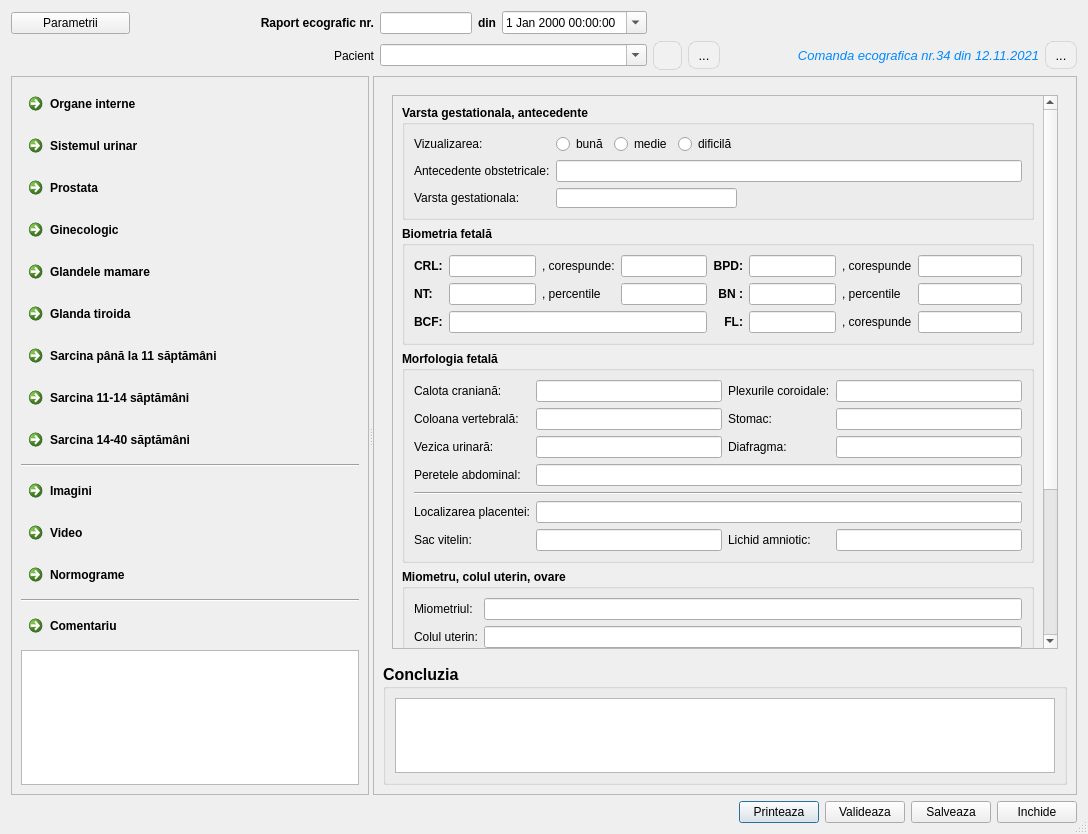
debalex77/USG, file docs/docreportecho.ui: the form before one commit.
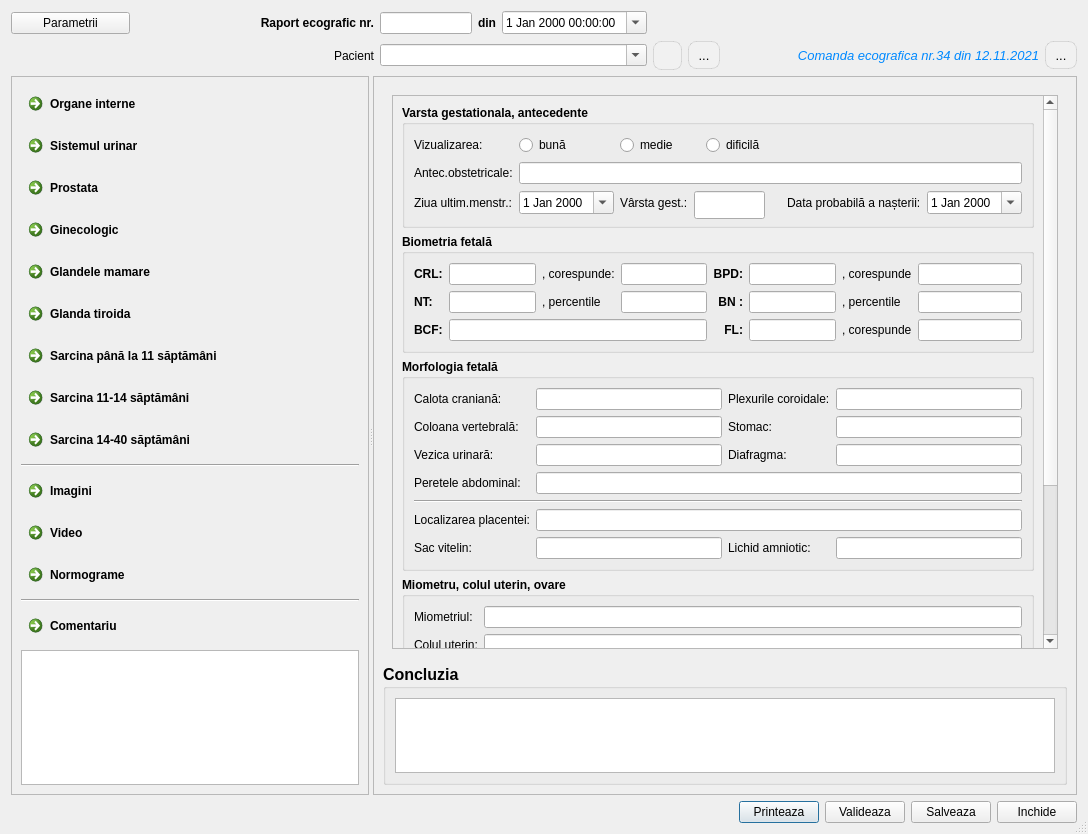
The form after the commit. The open tabs and pages were chosen to show the change. Icons and pictures are not drawn. Custom widgets are drawn as their Qt base class.

Commit message: calcularea VG si a datei probabile a nasterii

```diff
--- a/docs/docreportecho.ui
+++ b/docs/docreportecho.ui
@@ -5301,8 +5301,8 @@
                <rect>
                 <x>0</x>
                 <y>0</y>
-                <width>438</width>
-                <height>876</height>
+                <width>727</width>
+                <height>885</height>
                </rect>
               </property>
               <layout class="QGridLayout" name="gridLayout_45">
@@ -5522,7 +5522,7 @@
                <item row="0" column="0">
                 <widget class="QGroupBox" name="groupBox_25">
                  <property name="sizePolicy">
-                  <sizepolicy hsizetype="Preferred" vsizetype="Fixed">
+                  <sizepolicy hsizetype="Expanding" vsizetype="Fixed">
                    <horstretch>0</horstretch>
                    <verstretch>0</verstretch>
                   </sizepolicy>
@@ -5537,6 +5537,138 @@
                   <string>Varsta gestationala, antecedente</string>
                  </property>
                  <layout class="QGridLayout" name="gridLayout_41">
+                  <item row="2" column="7">
+                   <widget class="QLabel" name="label_161">
+                    <property name="font">
+                     <font>
+                      <family>Segoe UI</family>
+                      <bold>false</bold>
+                     </font>
+                    </property>
+                    <property name="text">
+                     <string>Data probabilă a nașterii:</string>
+                    </property>
+                   </widget>
+                  </item>
+                  <item row="2" column="1">
+                   <widget class="QDateEdit" name="gestation1_LMP">
+                    <property name="font">
+                     <font>
+                      <family>Segoe UI</family>
+                      <bold>false</bold>
+                     </font>
+                    </property>
+                    <property name="calendarPopup">
+                     <bool>true</bool>
+                    </property>
+                   </widget>
+                  </item>
+                  <item row="2" column="6">
+                   <spacer name="horizontalSpacer_20">
+                    <property name="orientation">
+                     <enum>Qt::Horizontal</enum>
+                    </property>
+                    <property name="sizeHint" stdset="0">
+                     <size>
+                      <width>40</width>
+                      <height>20</height>
+                     </size>
+                    </property>
+                   </spacer>
+                  </item>
+                  <item row="2" column="3" colspan="3">
+                   <widget class="QLineEdit" name="gestation1_gestation">
+                    <property name="sizePolicy">
+                     <sizepolicy hsizetype="Expanding" vsizetype="Ignored">
+                      <horstretch>0</horstretch>
+                      <verstretch>0</verstretch>
+                     </sizepolicy>
+                    </property>
+                    <property name="minimumSize">
+                     <size>
+                      <width>0</width>
+                      <height>28</height>
+                     </size>
+                    </property>
+                    <property name="maximumSize">
+                     <size>
+                      <width>16777215</width>
+                      <height>16777215</height>
+                     </size>
+                    </property>
+                    <property name="font">
+                     <font>
+                      <family>Segoe UI</family>
+                      <bold>false</bold>
+                     </font>
+                    </property>
+                   </widget>
+                  </item>
+                  <item row="1" column="0">
+                   <widget class="QLabel" name="label_104">
+                    <property name="font">
+                     <font>
+                      <family>Segoe UI</family>
+                      <bold>false</bold>
+                     </font>
+                    </property>
+                    <property name="text">
+                     <string>Antec.obstetricale:</string>
+                    </property>
+                   </widget>
+                  </item>
+                  <item row="2" column="8" colspan="2">
+                   <widget class="QDateEdit" name="gestation1_probableDateBirth">
+                    <property name="font">
+                     <font>
+                      <family>Segoe UI</family>
+                      <bold>false</bold>
+                     </font>
+                    </property>
+                    <property name="calendarPopup">
+                     <bool>true</bool>
+                    </property>
+                   </widget>
+                  </item>
+                  <item row="2" column="2">
+                   <widget class="QLabel" name="label_105">
+                    <property name="font">
+                     <font>
+                      <family>Segoe UI</family>
+                      <bold>false</bold>
+                     </font>
+                    </property>
+                    <property name="text">
+                     <string>Vârsta gest.:</string>
+                    </property>
+                   </widget>
+                  </item>
+                  <item row="2" column="0">
+                   <widget class="QLabel" name="label_174">
+                    <property name="font">
+                     <font>
+                      <family>Segoe UI</family>
+                      <bold>false</bold>
+                     </font>
+                    </property>
+                    <property name="text">
+                     <string>Ziua ultim.menstr.:</string>
+                    </property>
+                   </widget>
+                  </item>
+                  <item row="0" column="5">
+                   <widget class="QRadioButton" name="gestation1_view_difficult">
+                    <property name="font">
+                     <font>
+                      <family>Segoe UI</family>
+                      <bold>false</bold>
+                     </font>
+                    </property>
+                    <property name="text">
+                     <string>dificilă</string>
+                    </property>
+                   </widget>
+                  </item>
                   <item row="0" column="0">
                    <widget class="QLabel" name="label_103">
                     <property name="font">
@@ -5576,33 +5708,7 @@
                     </property>
                    </widget>
                   </item>
-                  <item row="0" column="3">
-                   <widget class="QRadioButton" name="gestation1_view_difficult">
-                    <property name="font">
-                     <font>
-                      <family>Segoe UI</family>
-                      <bold>false</bold>
-                     </font>
-                    </property>
-                    <property name="text">
-                     <string>dificilă</string>
-                    </property>
-                   </widget>
-                  </item>
-                  <item row="1" column="0">
-                   <widget class="QLabel" name="label_104">
-                    <property name="font">
-                     <font>
-                      <family>Segoe UI</family>
-                      <bold>false</bold>
-                     </font>
-                    </property>
-                    <property name="text">
-                     <string>Antecedente obstetricale:</string>
-                    </property>
-                   </widget>
-                  </item>
-                  <item row="1" column="1" colspan="4">
+                  <item row="1" column="1" colspan="9">
                    <widget class="QLineEdit" name="gestation1_antecedent">
                     <property name="font">
                      <font>
@@ -5612,48 +5718,6 @@
                     </property>
                    </widget>
                   </item>
-                  <item row="2" column="0">
-                   <widget class="QLabel" name="label_105">
-                    <property name="font">
-                     <font>
-                      <family>Segoe UI</family>
-                      <bold>false</bold>
-                     </font>
-                    </property>
-                    <property name="text">
-                     <string>Varsta gestationala:</string>
-                    </property>
-                   </widget>
-                  </item>
-                  <item row="2" column="1" colspan="3">
-                   <widget class="QLineEdit" name="gestation1_gestation">
-                    <property name="sizePolicy">
-                     <sizepolicy hsizetype="Expanding" vsizetype="Ignored">
-                      <horstretch>0</horstretch>
-                      <verstretch>0</verstretch>
-                     </sizepolicy>
-                    </property>
-                    <property name="font">
-                     <font>
-                      <family>Segoe UI</family>
-                      <bold>false</bold>
-                     </font>
-                    </property>
-                   </widget>
-                  </item>
-                  <item row="2" column="4">
-                   <spacer name="horizontalSpacer_20">
-                    <property name="orientation">
-                     <enum>Qt::Horizontal</enum>
-                    </property>
-                    <property name="sizeHint" stdset="0">
-                     <size>
-                      <width>40</width>
-                      <height>20</height>
-                     </size>
-                    </property>
-                   </spacer>
-                  </item>
                  </layout>
                 </widget>
                </item>
```
Left out of the diff: 243 changed lines with no effect on the pictures. The commit also changes 2 other files.
